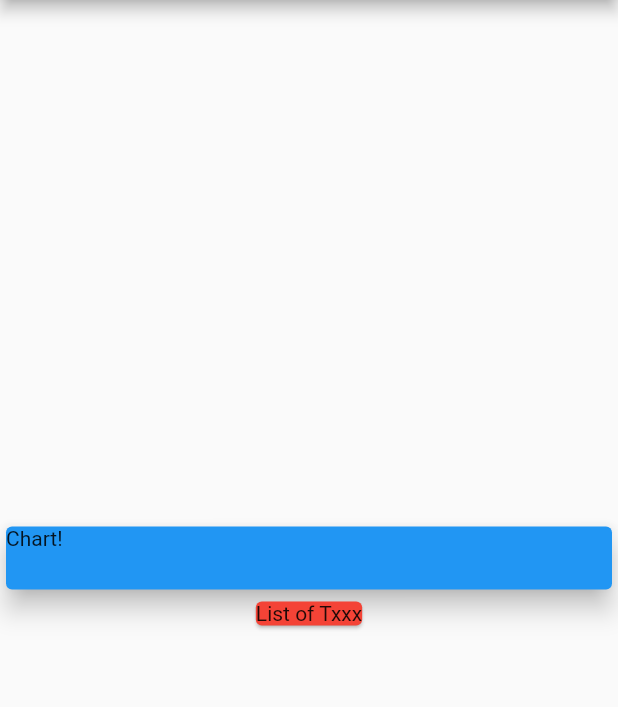
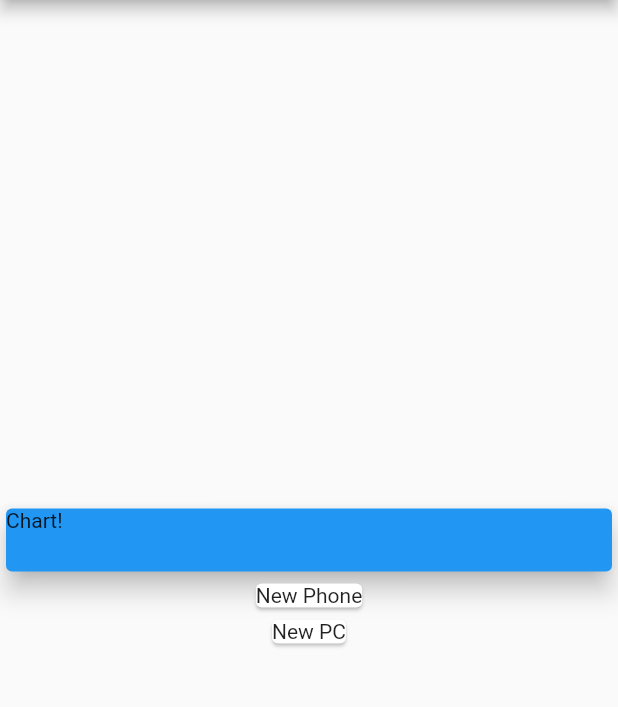
Before and after one commit to tanim913/personal_expenses_app, a Flutter app: the screen it shows after launch, on a phone screen of 412 x 824 dp, the part 84-791 px from its top. Run offline on Flutter 3.47's test engine with Material 2 defaults, Android fonts, the phone set to English and light mode, and no system bars.

Commit message:
Update main.dart

```diff
--- a/lib/main.dart
+++ b/lib/main.dart
@@ -1,4 +1,5 @@
 import 'package:flutter/material.dart';
+import './transaction.dart';
 
 void main() => runApp(MyApp());
 
@@ -13,6 +14,12 @@ class MyApp extends StatelessWidget {
 }
 
 class MyHomePage extends StatelessWidget {
+  final List<Transaction> transaction = [
+    Transaction(
+        title: 'New Phone', id: 'T1', amount: 899.00, date: DateTime.now()),
+    Transaction(
+        title: 'New PC', id: 'T2', amount: 8889.00, date: DateTime.now())
+  ];
   @override
   Widget build(BuildContext context) {
     return Scaffold(
@@ -21,6 +28,7 @@ class MyHomePage extends StatelessWidget {
       ),
       body: Column(
         mainAxisAlignment: MainAxisAlignment.center,
+        crossAxisAlignment: CrossAxisAlignment.stretch,
         children: <Widget>[
           Container(
             width: double.infinity,
@@ -31,7 +39,12 @@ class MyHomePage extends StatelessWidget {
               elevation: 7,
             ),
           ),
-          Card(color: Colors.red, child: Text('List of Txxx')),
+          Column(
+              children: transaction.map((tx) {
+            return Card(
+              child: Text(tx.title),
+            );
+          }).toList())
         ],
       ),
     );
```
